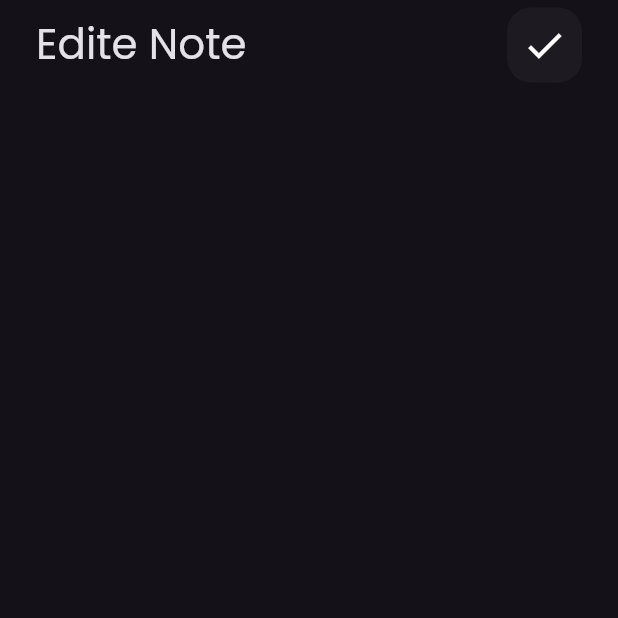
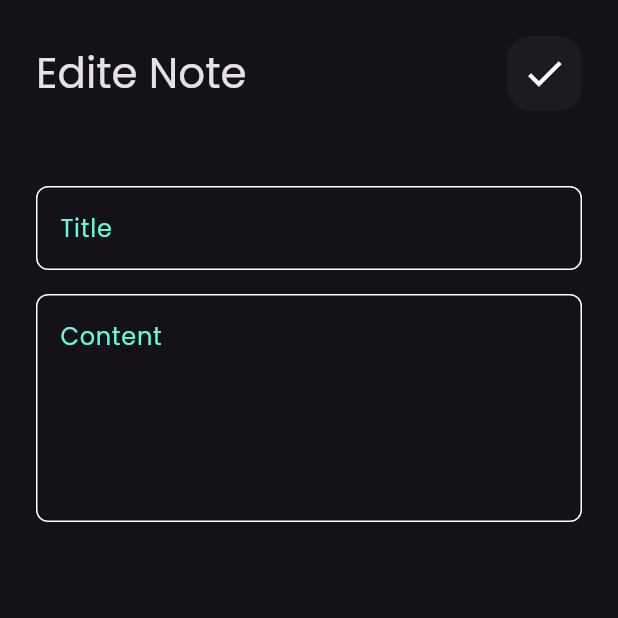
Before and after one commit to Abdelrahman-Badawi/nots_app, a Flutter app: the EditNoteView screen opened directly, on a phone screen of 412 x 824 dp, the top half of it. Run offline on Flutter 3.47's test engine with Material 3 defaults, Android fonts, the phone set to English and light mode, and no system bars.

Commit message:
edit note view ui done

```diff
--- a/lib/views/widgets/edit_note_view_body.dart
+++ b/lib/views/widgets/edit_note_view_body.dart
@@ -1,5 +1,6 @@
 import 'package:flutter/material.dart';
 import 'package:notsapp/views/widgets/custom_app_bar.dart';
+import 'package:notsapp/views/widgets/custom_text_field.dart';
 
 class EditNoteViewBody extends StatelessWidget {
   const EditNoteViewBody({super.key});
@@ -8,16 +9,24 @@ class EditNoteViewBody extends StatelessWidget {
   Widget build(BuildContext context) {
     return const SafeArea(
       child: Padding(
-        padding: EdgeInsets.symmetric(horizontal: 24),
+        padding: EdgeInsets.only(top: 24, bottom: 0, right: 24, left: 24),
         child: Column(
           children: [
-            SizedBox(
-              height: 5,
-            ),
             CustomAppBar(
               title: 'Edite Note',
               icon: Icons.check,
-            )
+            ),
+            SizedBox(
+              height: 50,
+            ),
+            CustomTextField(hint: 'Title'),
+            SizedBox(
+              height: 16,
+            ),
+            CustomTextField(
+              hint: 'Content',
+              maxLines: 5,
+            ),
           ],
         ),
       ),
```
